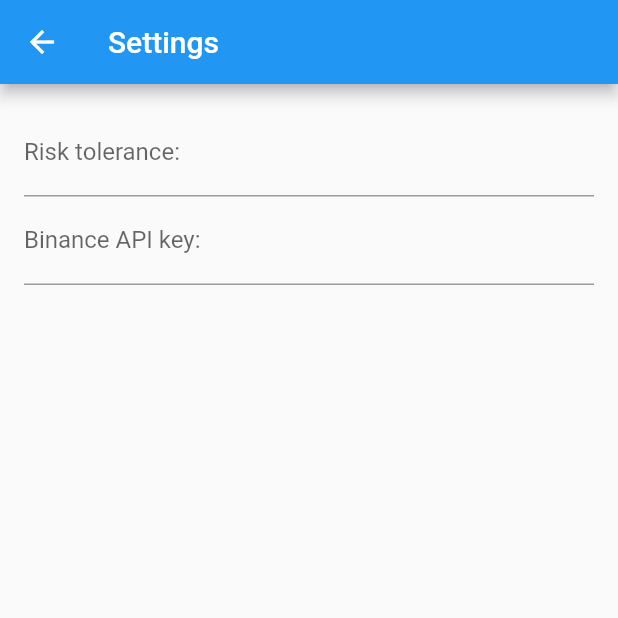
After one commit to marcohc/entrysizecalculator, a Flutter app: the screen it shows after launch, after a tap on the "more vert" icon, on a phone screen of 412 x 824 dp, the top half of it. The commit adds this screen. Run offline on Flutter 3.47's test engine with Material 2 defaults, Android fonts, the phone set to English and light mode, and no system bars; our stand-ins replace bloc, dio, flutter_bloc, freezed_annotation, shared_preferences; missing offline and left inert: dio_logger, either_option; generated files the repository leaves out were written again.

Commit message:
Settings screen + Navigation from home

```diff
--- a/lib/home/home_screen.dart
+++ b/lib/home/home_screen.dart
@@ -2,6 +2,7 @@ import 'package:flutter/material.dart';
 import 'package:flutter/services.dart';
 import 'package:flutter_bloc/flutter_bloc.dart';
 import 'package:tilda/home/home_bloc.dart';
+import 'package:tilda/settings/settings_screen.dart';
 
 class HomeScreen extends StatefulWidget {
   HomeScreen({Key? key}) : super(key: key);
@@ -13,15 +14,11 @@ class HomeScreen extends StatefulWidget {
 class _HomeScreenState extends State<HomeScreen> {
   final _bloc = HomeBloc();
 
-  final _entryPriceController = TextEditingController();
   final _stopLossController = TextEditingController();
 
   @override
   void initState() {
     super.initState();
-    _entryPriceController.addListener(() {
-      _bloc.add(OnEntryPriceSet(_entryPriceController.text));
-    });
 
     _stopLossController.addListener(() {
       _bloc.add(OnStopLossSetEvent(_stopLossController.text));
@@ -33,6 +30,17 @@ class _HomeScreenState extends State<HomeScreen> {
     return Scaffold(
       appBar: AppBar(
         title: Text("Home"),
+        actions: [
+          Padding(
+              padding: EdgeInsets.only(right: 20.0),
+              child: GestureDetector(
+                onTap: () {
+                  Navigator.of(context)
+                      .push(MaterialPageRoute(builder: (context) => SettingsScreen()));
+                },
+                child: Icon(Icons.more_vert),
+              ))
+        ],
       ),
       body: BlocBuilder<HomeBloc, HomeState>(
           bloc: _bloc,
@@ -48,13 +56,10 @@ class _HomeScreenState extends State<HomeScreen> {
                   "Max loss: " + state.maxLoss.toString(),
                   style: Theme.of(context).textTheme.subtitle1,
                 ),
-                TextField(
-                  decoration: InputDecoration(labelText: "Entry price"),
+                TextInputWidget(
+                  labelText: "Entry price",
                   keyboardType: TextInputType.number,
-                  // inputFormatters: [
-                  //   FilteringTextInputFormatter(r'(^\d*\.?\d*)', allow: false)
-                  // ],
-                  controller: _entryPriceController,
+                  onTextChanged: (text) => _bloc.add(OnEntryPriceSet(text)),
                 ),
                 TextField(
                   decoration: InputDecoration(labelText: "Stop loss"),
@@ -76,3 +81,40 @@ class _HomeScreenState extends State<HomeScreen> {
     );
   }
 }
+
+// TODO: Research better way to pass text function
+class TextInputWidget extends StatefulWidget {
+  const TextInputWidget({
+    required this.labelText,
+    required this.keyboardType,
+    required this.onTextChanged,
+  });
+
+  final String labelText;
+  final TextInputType keyboardType;
+  final Function(String) onTextChanged;
+
+  @override
+  _TextInputWidgetState createState() => _TextInputWidgetState();
+}
+
+class _TextInputWidgetState extends State<TextInputWidget> {
+  final _textEditingController = TextEditingController();
+
+  @override
+  void initState() {
+    super.initState();
+    _textEditingController.addListener(() {
+      widget.onTextChanged(_textEditingController.text);
+    });
+  }
+
+  @override
+  Widget build(BuildContext context) {
+    return TextField(
+      decoration: InputDecoration(labelText: widget.labelText),
+      keyboardType: widget.keyboardType,
+      controller: _textEditingController,
+    );
+  }
+}
--- /dev/null
+++ b/lib/settings/settings_bloc.dart
@@ -0,0 +1,24 @@
+import "package:bloc/bloc.dart";
+
+class SettingsState {
+  SettingsState({
+    this.binanceApiKey = "",
+    this.risk = "",
+  });
+
+  final String binanceApiKey;
+  final String risk;
+}
+
+abstract class SettingsEvent {}
+
+class OnSettingsClickEvent extends SettingsEvent {}
+
+class SettingsBloc extends Bloc<SettingsEvent, SettingsState> {
+  SettingsBloc() : super(SettingsState());
+
+  @override
+  Stream<SettingsState> mapEventToState(SettingsEvent event) async* {
+
+  }
+}
--- /dev/null
+++ b/lib/settings/settings_screen.dart
@@ -0,0 +1,60 @@
+import 'package:flutter/material.dart';
+import 'package:flutter/services.dart';
+import 'package:flutter_bloc/flutter_bloc.dart';
+import 'package:tilda/home/home_bloc.dart';
+import 'package:tilda/settings/settings_bloc.dart';
+
+class SettingsScreen extends StatefulWidget {
+  SettingsScreen({Key? key}) : super(key: key);
+
+  @override
+  _SettingsScreenState createState() => _SettingsScreenState();
+}
+
+class _SettingsScreenState extends State<SettingsScreen> {
+  final _bloc = SettingsBloc();
+
+  final _riskController = TextEditingController();
+  final _binanceApiKeyController = TextEditingController();
+
+  @override
+  void initState() {
+    super.initState();
+
+    _riskController.addListener(() {
+      // _bloc.add(OnStopLossSetEvent(_binanceApiKeyController.text));
+    });
+
+    _binanceApiKeyController.addListener(() {
+      // _bloc.add(OnStopLossSetEvent(_binanceApiKeyController.text));
+    });
+  }
+
+  @override
+  Widget build(BuildContext context) {
+    return Scaffold(
+      appBar: AppBar(
+        title: Text("Settings"),
+      ),
+      body: BlocBuilder<SettingsBloc, SettingsState>(
+          bloc: _bloc,
+          builder: (context, state) {
+            return Padding(
+              padding: const EdgeInsets.all(16.0),
+              child: Column(children: [
+                TextField(
+                  decoration: InputDecoration(labelText: "Risk tolerance:"),
+                  keyboardType: TextInputType.number,
+                  controller: _riskController,
+                ),
+                TextField(
+                  decoration: InputDecoration(labelText: "Binance API key:"),
+                  keyboardType: TextInputType.number,
+                  controller: _binanceApiKeyController,
+                ),
+              ]),
+            );
+          }),
+    );
+  }
+}
--- a/pubspec.yaml
+++ b/pubspec.yaml
@@ -28,6 +28,7 @@ dependencies:
   get_it: ^7.1.3
   bloc: ^7.0.0
   flutter_bloc: ^7.0.1
+  freezed_annotation: ^0.14.2
   binance_api:
     path: binance_api
 
@@ -38,6 +39,8 @@ dependencies:
 dev_dependencies:
   flutter_test:
     sdk: flutter
+  freezed: ^0.14.2
+  build_runner: ^2.0.4
 
 # For information on the generic Dart part of this file, see the
 # following page: https://dart.dev/tools/pub/pubspec
```
Also changed, not shown: lib/home/home_bloc.dart (+19 -7 lines), binance_api/pubspec.lock, pubspec.lock.
